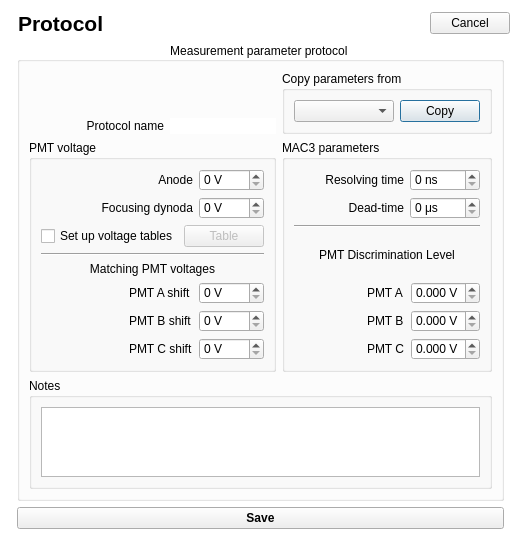
The window that TripleReg/dialogprotocol.ui (ziemastz/SL) describes before a commit, drawn with Qt 5.
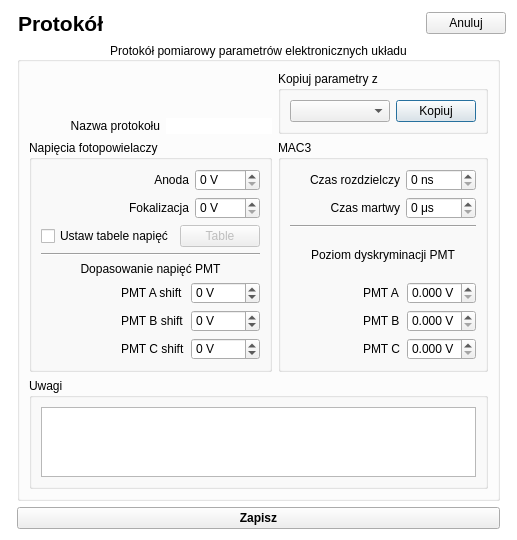
The same window after the commit. Icons and pictures are not drawn.

```diff
--- a/TripleReg/dialogprotocol.ui
+++ b/TripleReg/dialogprotocol.ui
@@ -6,8 +6,8 @@
    <rect>
     <x>0</x>
     <y>0</y>
-    <width>501</width>
-    <height>530</height>
+    <width>486</width>
+    <height>510</height>
    </rect>
   </property>
   <property name="windowTitle">
@@ -44,7 +44,7 @@
      <item row="0" column="4" rowspan="2">
       <widget class="QPushButton" name="cancel_pushButton">
        <property name="text">
-        <string>Cancel</string>
+        <string>Anuluj</string>
        </property>
        <property name="autoDefault">
         <bool>false</bool>
@@ -61,7 +61,7 @@
         </font>
        </property>
        <property name="text">
-        <string>Protocol</string>
+        <string>Protokół</string>
        </property>
        <property name="alignment">
         <set>Qt::AlignBottom|Qt::AlignLeading|Qt::AlignLeft</set>
@@ -99,7 +99,7 @@
    <item row="1" column="1">
     <widget class="QGroupBox" name="groupBox">
      <property name="title">
-      <string>Measurement parameter protocol </string>
+      <string>Protokół pomiarowy parametrów elektronicznych układu</string>
      </property>
      <property name="alignment">
       <set>Qt::AlignCenter</set>
@@ -129,7 +129,7 @@
            </sizepolicy>
           </property>
           <property name="text">
-           <string>Protocol name</string>
+           <string>Nazwa protokołu</string>
           </property>
           <property name="alignment">
            <set>Qt::AlignRight|Qt::AlignTrailing|Qt::AlignVCenter</set>
@@ -157,7 +157,7 @@
       <item row="0" column="1">
        <widget class="QGroupBox" name="groupBox_2">
         <property name="title">
-         <string>Copy parameters from</string>
+         <string>Kopiuj parametry z</string>
         </property>
         <layout class="QGridLayout" name="gridLayout">
          <item row="0" column="0">
@@ -185,7 +185,7 @@
             </sizepolicy>
            </property>
            <property name="text">
-            <string>Copy</string>
+            <string>Kopiuj</string>
            </property>
           </widget>
          </item>
@@ -195,7 +195,7 @@
       <item row="1" column="0">
        <widget class="QGroupBox" name="groupBox_3">
         <property name="title">
-         <string>PMT voltage</string>
+         <string>Napięcia fotopowielaczy</string>
         </property>
         <layout class="QVBoxLayout" name="verticalLayout">
          <item>
@@ -209,7 +209,7 @@
               </sizepolicy>
              </property>
              <property name="text">
-              <string>Anode</string>
+              <string>Anoda</string>
              </property>
              <property name="alignment">
               <set>Qt::AlignRight|Qt::AlignTrailing|Qt::AlignVCenter</set>
@@ -245,7 +245,7 @@
               </sizepolicy>
              </property>
              <property name="text">
-              <string>Focusing dynoda</string>
+              <string>Fokalizacja</string>
              </property>
              <property name="alignment">
               <set>Qt::AlignRight|Qt::AlignTrailing|Qt::AlignVCenter</set>
@@ -288,7 +288,7 @@
            <item>
             <widget class="QCheckBox" name="setUpTableVoltage_checkBox">
              <property name="text">
-              <string>Set up voltage tables</string>
+              <string>Ustaw tabele napięć</string>
              </property>
             </widget>
            </item>
@@ -328,6 +328,9 @@
              <property name="prefix">
               <string/>
              </property>
+             <property name="minimum">
+              <number>-1000</number>
+             </property>
              <property name="maximum">
               <number>8000</number>
              </property>
@@ -344,6 +347,9 @@
              <property name="prefix">
               <string/>
              </property>
+             <property name="minimum">
+              <number>-1000</number>
+             </property>
              <property name="maximum">
               <number>8000</number>
              </property>
@@ -360,6 +366,9 @@
              <property name="prefix">
               <string/>
              </property>
+             <property name="minimum">
+              <number>-1000</number>
+             </property>
              <property name="maximum">
               <number>8000</number>
              </property>
@@ -398,7 +407,7 @@
            <item row="0" column="0" colspan="3">
             <widget class="QLabel" name="label_5">
              <property name="text">
-              <string>Matching PMT voltages</string>
+              <string>Dopasowanie napięć PMT</string>
              </property>
              <property name="alignment">
               <set>Qt::AlignCenter</set>
@@ -413,7 +422,7 @@
       <item row="1" column="1">
        <widget class="QGroupBox" name="groupBox_4">
         <property name="title">
-         <string>MAC3 parameters</string>
+         <string>MAC3</string>
         </property>
         <layout class="QVBoxLayout" name="verticalLayout_2">
          <item>
@@ -427,7 +436,7 @@
               </sizepolicy>
              </property>
              <property name="text">
-              <string>Resolving time</string>
+              <string>Czas rozdzielczy</string>
              </property>
              <property name="alignment">
               <set>Qt::AlignRight|Qt::AlignTrailing|Qt::AlignVCenter</set>
@@ -463,7 +472,7 @@
               </sizepolicy>
              </property>
              <property name="text">
-              <string>Dead-time</string>
+              <string>Czas martwy</string>
              </property>
              <property name="alignment">
               <set>Qt::AlignRight|Qt::AlignTrailing|Qt::AlignVCenter</set>
@@ -591,7 +600,7 @@
            <item row="0" column="0" colspan="3">
             <widget class="QLabel" name="label_11">
              <property name="text">
-              <string>PMT Discrimination Level</string>
+              <string>Poziom dyskryminacji PMT</string>
              </property>
              <property name="alignment">
               <set>Qt::AlignCenter</set>
@@ -606,7 +615,7 @@
       <item row="2" column="0" colspan="2">
        <widget class="QGroupBox" name="groupBox_5">
         <property name="title">
-         <string>Notes</string>
+         <string>Uwagi</string>
         </property>
         <layout class="QGridLayout" name="gridLayout_6">
          <item row="0" column="0">
@@ -641,7 +650,7 @@
       </font>
      </property>
      <property name="text">
-      <string>Save</string>
+      <string>Zapisz</string>
      </property>
     </widget>
    </item>
```
Left out of the diff: 6 changed lines with no effect on the pictures.
